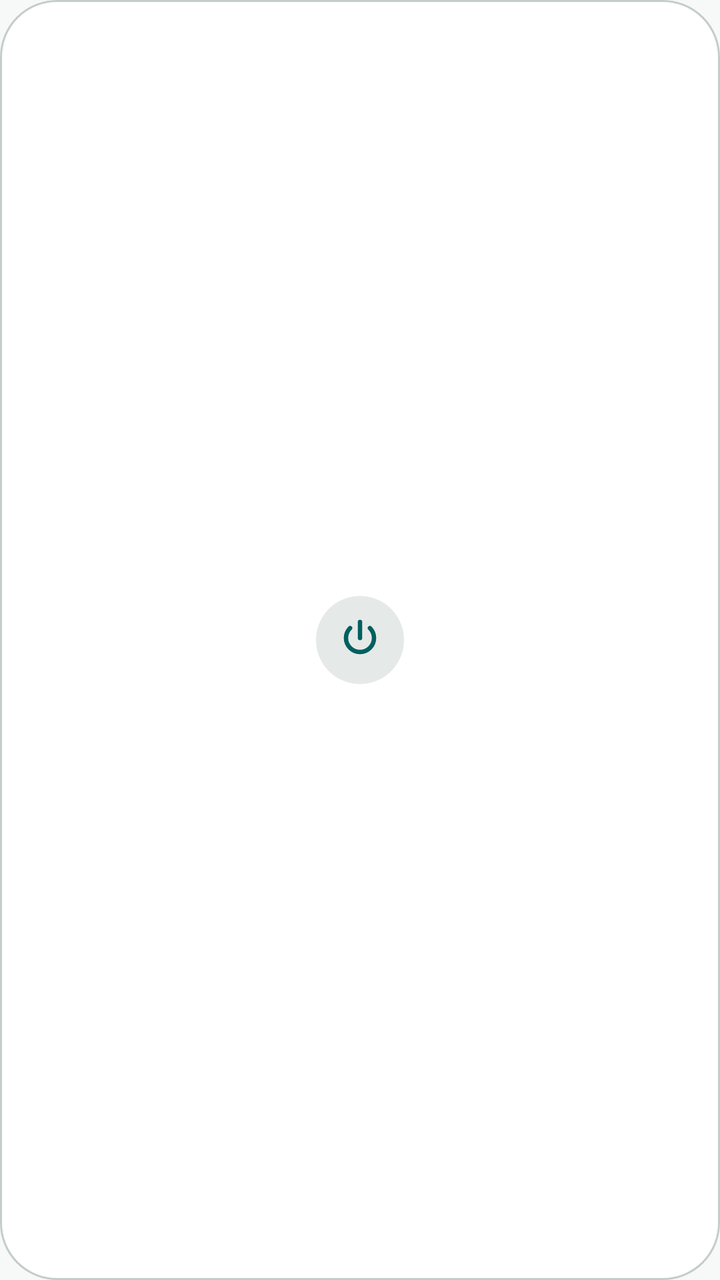
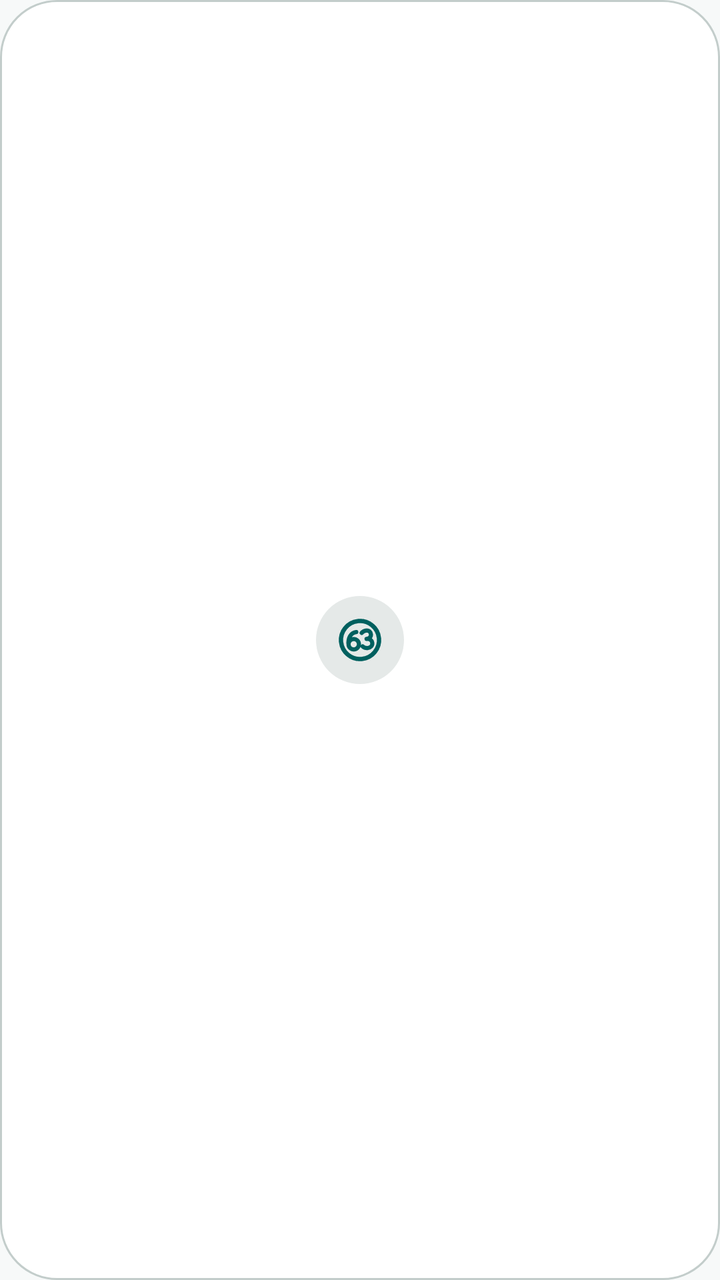

Two renders of the same Android screen: before a commit and after it. Below are the layout's source before the change and the commit's diff.
<!-- AndroidManifest.xml: application theme Theme.TTLVPN -->
<!-- res/layout/widget_small.xml -->
<?xml version="1.0" encoding="utf-8"?>
<FrameLayout xmlns:android="http://schemas.android.com/apk/res/android"
    android:id="@android:id/background"
    android:layout_width="match_parent"
    android:layout_height="match_parent"
    android:background="@drawable/widget_background"
    android:padding="6dp">

    <FrameLayout
        android:id="@+id/widget_badge"
        android:layout_width="44dp"
        android:layout_height="44dp"
        android:layout_gravity="center"
        android:background="@drawable/widget_badge_off">

        <ImageView
            android:id="@+id/widget_icon"
            android:layout_width="24dp"
            android:layout_height="24dp"
            android:layout_gravity="center"
            android:importantForAccessibility="no"
            android:src="@drawable/ic_widget_power_off" />
    </FrameLayout>
</FrameLayout>
<!-- resources referenced by this layout -->
<resources>
  <!-- drawable ic_widget_power_off (drawable) -->
  <?xml version="1.0" encoding="utf-8"?>
  <vector xmlns:android="http://schemas.android.com/apk/res/android"
      android:width="24dp"
      android:height="24dp"
      android:viewportWidth="24"
      android:viewportHeight="24">
      <path
          android:pathData="M12,3L12,11M7.05,6.05A7,7 0,1 0,16.95 6.05"
          android:strokeWidth="2.2"
          android:strokeColor="@color/widget_icon_off"
          android:strokeLineCap="round"
          android:strokeLineJoin="round" />
  </vector>
  <!-- drawable widget_background (drawable) -->
  <?xml version="1.0" encoding="utf-8"?>
  <shape xmlns:android="http://schemas.android.com/apk/res/android" android:shape="rectangle">
      <solid android:color="@color/widget_surface" />
      <stroke android:width="1dp" android:color="@color/widget_outline" />
      <corners android:radius="@dimen/widget_radius" />
  </shape>
  <!-- drawable widget_badge_off (drawable) -->
  <?xml version="1.0" encoding="utf-8"?>
  <shape xmlns:android="http://schemas.android.com/apk/res/android" android:shape="oval">
      <solid android:color="@color/widget_badge_off" />
  </shape>
  <style name="Theme.TTLVPN" parent="android:Theme.Material.Light.NoActionBar">
          <item name="android:windowBackground">@color/window_background</item>
      </style>
  <color name="widget_icon_off">#FF00605F</color>
  <color name="widget_surface">#FFFFFFFF</color>
  <color name="widget_outline">#FFC3CDCB</color>
  <dimen name="widget_radius">20dp</dimen>
  <color name="widget_badge_off">#FFE5E9E8</color>
  <color name="window_background">#FFF7F9F9</color>
</resources>

<!-- the commit's change to res/layout/widget_small.xml (unified diff, before → after) -->
@@ -19,6 +19,6 @@
             android:layout_height="24dp"
             android:layout_gravity="center"
             android:importantForAccessibility="no"
-            android:src="@drawable/ic_widget_power_off" />
+            android:src="@drawable/ic_widget_stamp_off" />
     </FrameLayout>
 </FrameLayout>
<!-- resource entries referenced after the edit -->
@@ -1,18 +1,13 @@
 <!-- resources referenced by this layout -->
 <resources>
-  <!-- drawable ic_widget_power_off (drawable) -->
+  <!-- drawable ic_widget_stamp_off (drawable) -->
   <?xml version="1.0" encoding="utf-8"?>
   <vector xmlns:android="http://schemas.android.com/apk/res/android"
       android:width="24dp"
       android:height="24dp"
       android:viewportWidth="24"
       android:viewportHeight="24">
-      <path
-          android:pathData="M12,3L12,11M7.05,6.05A7,7 0,1 0,16.95 6.05"
-          android:strokeWidth="2.2"
-          android:strokeColor="@color/widget_icon_off"
-          android:strokeLineCap="round"
-          android:strokeLineJoin="round" />
+      <group android:translateX="-6.028" android:translateY="-6.028" android:scaleX="0.3339" android:scaleY="0.3339"><group android:rotation="-6" android:pivotX="54" android:pivotY="54"><path android:pathData="M25.5,54a28.5,28.5 0,1 0,57.0,0a28.5,28.5 0,1 0,-57.0,0" android:strokeColor="@color/widget_icon_off" android:strokeWidth="6.5" android:strokeLineCap="round" android:strokeLineJoin="round" /><group android:translateX="34.759" android:translateY="39.445" android:scaleX="1.4200" android:scaleY="1.4200"><path android:pathData="M10.5,1.5C5,1.5 1,6.5 1,14M1,14a5.5,5.5 0,1 0,11 0a5.5,5.5 0,1 0,-11 0" android:strokeColor="@color/widget_icon_off" android:strokeWidth="4.4" android:strokeLineCap="round" android:strokeLineJoin="round" /></group><group android:translateX="55.491" android:translateY="39.445" android:scaleX="1.4200" android:scaleY="1.4200"><path android:pathData="M1.5,3C3,1.5 4.8,1 6.5,1C9.5,1 11,3 11,5.4C11,8 9,9.8 6,9.8M6,9.8C9.5,9.8 11.5,12 11.5,14.6C11.5,17.6 9,19.5 6.2,19.5C4,19.5 2.2,18.7 1,17.2" android:strokeColor="@color/widget_icon_off" android:strokeWidth="4.4" android:strokeLineCap="round" android:strokeLineJoin="round" /></group></group></group>
   </vector>
   <!-- drawable widget_background (drawable) -->
   <?xml version="1.0" encoding="utf-8"?>
